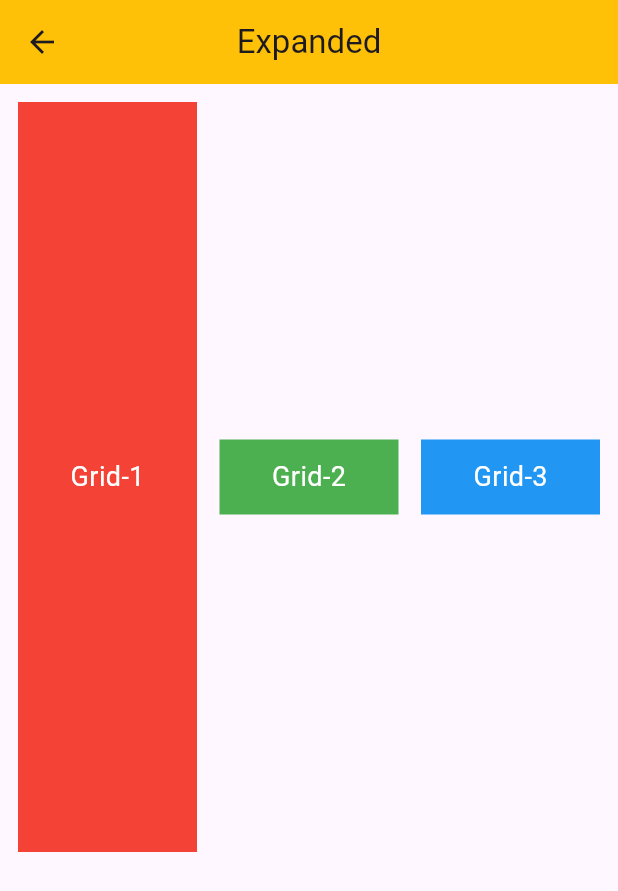
After one commit to robiulhossain10/Basic-Flutter-Learning, a Flutter app: the screen it shows after launch, after a tap on "Go to Expand Page", on a phone screen of 412 x 824 dp. The commit adds this screen. Shown: the top 891 px of the screen. Run offline on Flutter 3.47's test engine with Material 3 defaults, Android fonts, the phone set to English and light mode, and no system bars; our stand-ins replace fluttertoast, image_picker, sqflite; missing offline and left inert: mobile_scanner; accounts and stored records are empty.

Commit message:
expand add

```diff
--- /dev/null
+++ b/lib/expanded.dart
@@ -0,0 +1,72 @@
+import 'package:flutter/material.dart';
+
+class MyExpand extends StatelessWidget {
+  const MyExpand({super.key});
+
+  @override
+  Widget build(BuildContext context) {
+    return Scaffold(
+      appBar: AppBar(
+        title: Text('Expanded'),
+        centerTitle: true,
+        backgroundColor: Colors.amber,
+      ),
+      body: Padding(
+        padding: EdgeInsets.all(12),
+        child: Column(
+          children: [
+            Row(
+              children: [
+                // Box 1
+                Expanded(
+                  child: Container(
+                    height: 500,
+                    color: Colors.red,
+                    child: Center(
+                      child: Text(
+                        'Grid-1',
+                        style: TextStyle(color: Colors.white, fontSize: 18),
+                      ),
+                    ),
+                  ),
+                ),
+
+                SizedBox(width: 15),
+
+                // Box 2
+                Expanded(
+                  child: Container(
+                    height: 50,
+                    color: Colors.green,
+                    child: Center(
+                      child: Text(
+                        'Grid-2',
+                        style: TextStyle(color: Colors.white, fontSize: 18),
+                      ),
+                    ),
+                  ),
+                ),
+
+                SizedBox(width: 15),
+
+                // Box 3
+                Expanded(
+                  child: Container(
+                    height: 50,
+                    color: Colors.blue,
+                    child: Center(
+                      child: Text(
+                        'Grid-3',
+                        style: TextStyle(color: Colors.white, fontSize: 18),
+                      ),
+                    ),
+                  ),
+                ),
+              ],
+            ),
+          ],
+        ),
+      ),
+    );
+  }
+}
--- a/lib/home.dart
+++ b/lib/home.dart
@@ -1,5 +1,5 @@
+import 'package:basic_flutter_learning/expanded.dart';
 import 'package:basic_flutter_learning/practice1.dart';
-import 'package:basic_flutter_learning/sqLite/model/ui/user_form.dart';
 import 'package:basic_flutter_learning/sqLite/model/ui/user_list.dart';
 import 'package:flutter/material.dart';
 
@@ -29,9 +29,7 @@ class _MyHomePageState extends State<MyHomePage> {
             },
             icon: Icon(Icons.network_wifi),
           ),
-          IconButton(onPressed: () {
-
-          }, icon: Icon(Icons.lan_rounded)),
+          IconButton(onPressed: () {}, icon: Icon(Icons.lan_rounded)),
           IconButton(onPressed: () {}, icon: Icon(Icons.android)),
         ],
       ),
@@ -146,25 +144,30 @@ class _MyHomePageState extends State<MyHomePage> {
                   },
                   child: const Text('Go to Scanner Page'),
                 ),
-
               ],
             ),
             Row(
               children: [
                 ElevatedButton(
                   onPressed: () {
-                    Navigator.push(context, MaterialPageRoute(builder: (context) => UserList()));
+                    Navigator.push(
+                      context,
+                      MaterialPageRoute(builder: (context) => UserList()),
+                    );
                   },
                   child: const Text('Go to User Page'),
                 ),
                 ElevatedButton(
                   onPressed: () {
-                    Navigator.push(context, MaterialPageRoute(builder: (context) => UserForm()));
+                    Navigator.push(
+                      context,
+                      MaterialPageRoute(builder: (context) => MyExpand()),
+                    );
                   },
-                  child: const Text('Go to Form Page'),
+                  child: const Text('Go to Expand Page'),
                 ),
               ],
-            )
+            ),
           ],
         ),
       ),
```
Also changed, not shown: lib/sqLite/model/ui/user_form.dart (+10 -3 lines), lib/sqLite/model/ui/user_list.dart (+96 -16 lines).
